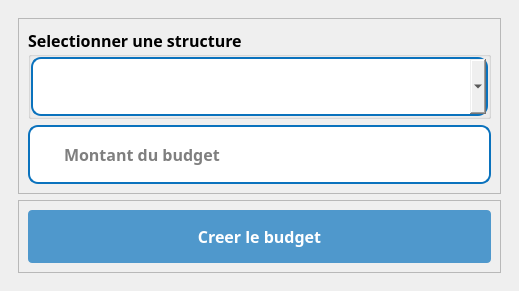
The window that ui/Budget/newBudget.ui (IDRISSHACKER/getdiocese) describes before a commit, drawn with Qt 5.
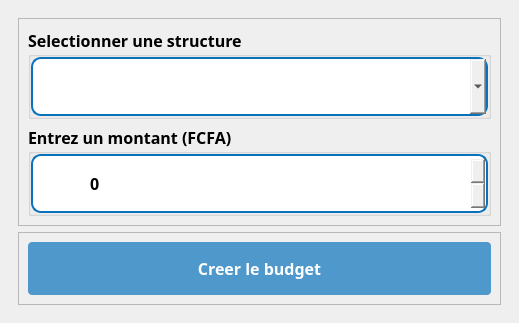
The same window after the commit. Icons and pictures are not drawn.

What changed in the file:
```diff
--- a/ui/Budget/newBudget.ui
+++ b/ui/Budget/newBudget.ui
@@ -7,7 +7,7 @@
     <x>0</x>
     <y>0</y>
     <width>519</width>
-    <height>280</height>
+    <height>303</height>
    </rect>
   </property>
   <property name="windowTitle">
@@ -171,15 +171,44 @@
                 </widget>
                </item>
                <item>
-                <widget class="QFrame" name="input_2">
+                <widget class="QGroupBox" name="groupBox_3">
+                 <property name="font">
+                  <font>
+                   <family>GeForce</family>
+                   <pointsize>12</pointsize>
+                   <weight>75</weight>
+                   <bold>true</bold>
+                  </font>
+                 </property>
+                 <property name="title">
+                  <string>Entrez un montant (FCFA)</string>
+                 </property>
+                 <layout class="QVBoxLayout" name="verticalLayout_8">
+                  <property name="spacing">
+                   <number>0</number>
+                  </property>
+                  <property name="leftMargin">
+                   <number>0</number>
+                  </property>
+                  <property name="topMargin">
+                   <number>0</number>
+                  </property>
+                  <property name="rightMargin">
+                   <number>0</number>
+                  </property>
+                  <property name="bottomMargin">
+                   <number>0</number>
+                  </property>
+                  <item>
+                   <widget class="QFrame" name="input_5">
                  <property name="styleSheet">
-                  <string notr="true">#input_2{
+                     <string notr="true">#input_5{
 	background:white;
 	border-radius:10px;
 	border:2px  solid rgb(10, 114, 189);
 }
 
-#lineEdit_2{
+#lineEdit{
 	border: none;
 }</string>
                  </property>
@@ -189,7 +218,7 @@
                  <property name="frameShadow">
                   <enum>QFrame::Raised</enum>
                  </property>
-                 <layout class="QHBoxLayout" name="horizontalLayout_2">
+                    <layout class="QHBoxLayout" name="horizontalLayout_4">
                   <property name="spacing">
                    <number>0</number>
                   </property>
@@ -225,7 +254,7 @@
                    </widget>
                   </item>
                   <item>
-                   <widget class="QLineEdit" name="montant">
+                      <widget class="QSpinBox" name="montant">
                     <property name="font">
                      <font>
                       <family>GeForce</family>
@@ -238,9 +267,15 @@
                      <string notr="true">padding:15px;
 border-radius:10px</string>
                     </property>
-                    <property name="placeholderText">
-                     <string>Montant du budget</string>
-                    </property>
+                       <property name="suffix">
+                        <string/>
+                       </property>
+                       <property name="maximum">
+                        <number>999999999</number>
+                       </property>
+                      </widget>
+                     </item>
+                    </layout>
                    </widget>
                   </item>
                  </layout>
```
Left out of the diff: 4 changed lines with no effect on the pictures. Lines whose indentation alone changed are shown as unchanged.
